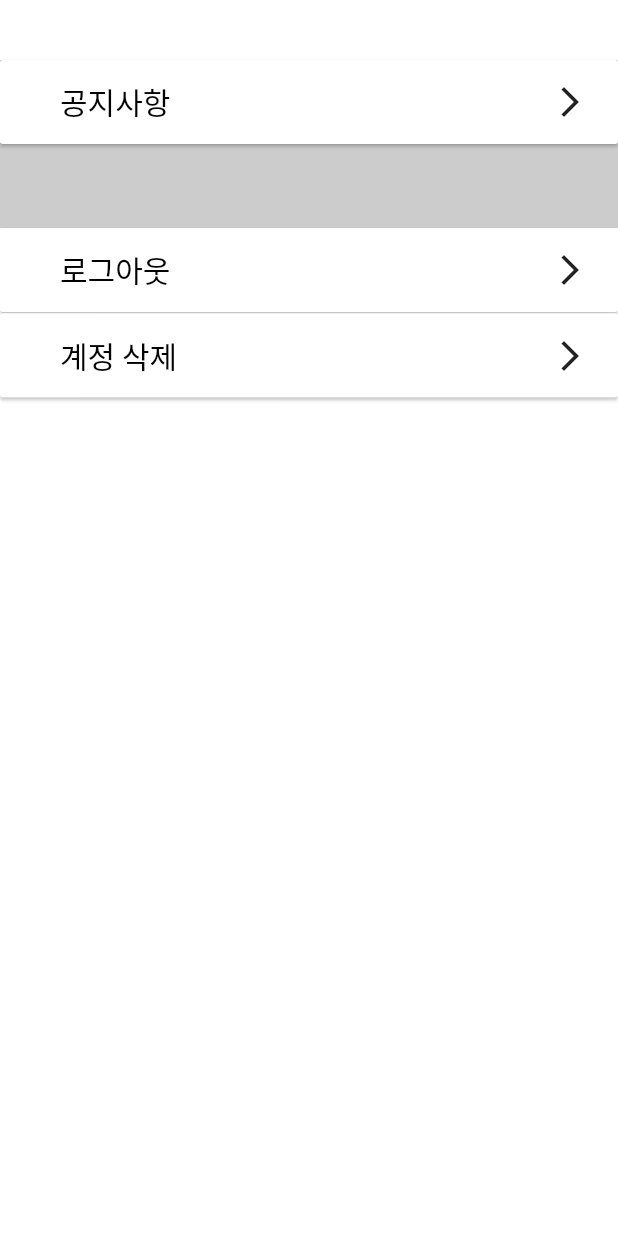
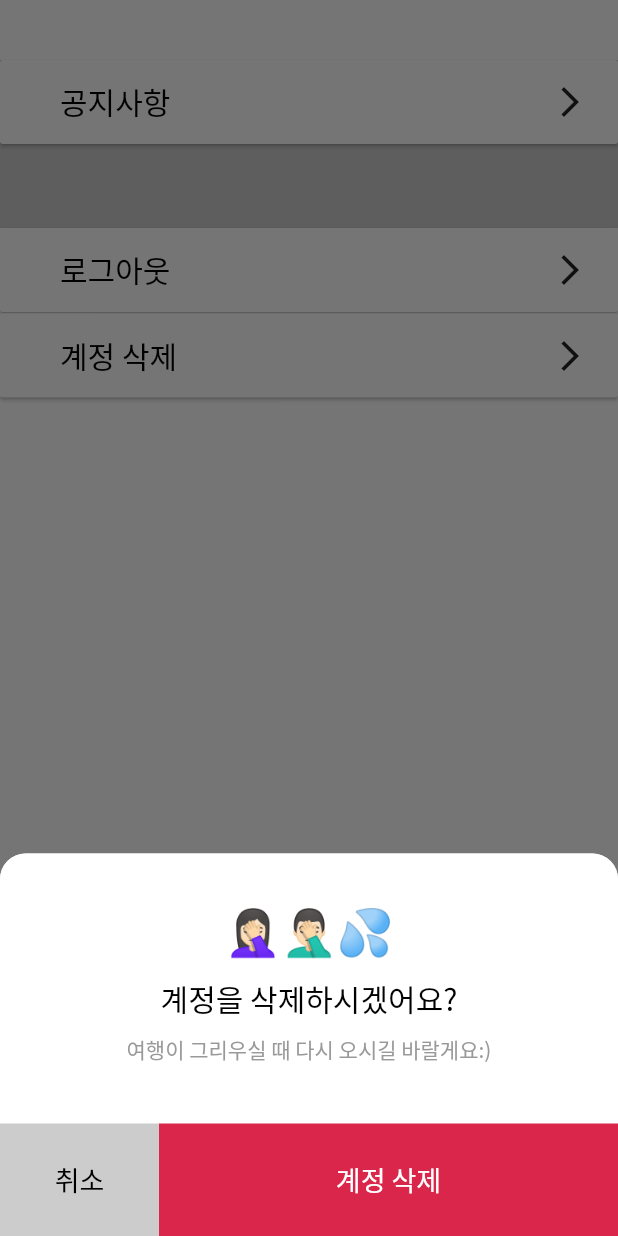
Before and after one commit to amuse-travel/amuseapp, a Flutter app: the SettingPage widget shown alone on an empty page, opened directly, after a tap on "계정 삭제", on a phone screen of 412 x 824 dp. Run offline on Flutter 3.47's test engine with Material 2 defaults, Android fonts, the phone set to English and light mode, and no system bars; our stand-ins replace bloc, cached_network_image, carousel_slider, dio, equatable, firebase_auth and 10 more; missing offline and left inert: dash_chat; accounts and stored records are empty.

```diff
--- a/lib/blocs/authentication/authentication_event.dart
+++ b/lib/blocs/authentication/authentication_event.dart
@@ -10,3 +10,5 @@ abstract class AuthenticationEvent extends Equatable {
 class AuthenticationTried extends AuthenticationEvent {}
 
 class AuthenticationOut extends AuthenticationEvent {}
+
+class AuthenticationUserDelete extends AuthenticationEvent {}
--- a/lib/blocs/authentication/authentication_state.dart
+++ b/lib/blocs/authentication/authentication_state.dart
@@ -13,13 +13,13 @@ class AuthenticationInProgress extends AuthenticationState {}
 
 class AuthenticationFailure extends AuthenticationState {
   const AuthenticationFailure({
-    @required this.errorCode,
-  }) : assert(errorCode != null);
+    @required this.message,
+  }) : assert(message != null);
 
-  final String errorCode;
+  final String message;
 
   @override
-  List<Object> get props => <Object>[errorCode];
+  List<Object> get props => <Object>[message];
 }
 
 class AuthenticationTrySuccess extends AuthenticationState {}
--- a/lib/pages/setting/setting_page.dart
+++ b/lib/pages/setting/setting_page.dart
@@ -103,7 +103,106 @@ class SettingPage extends StatelessWidget {
     );
   }
 
-  void _deleteAccount(BuildContext context) {}
+  void _deleteAccount(BuildContext context) {
+    showModalBottomSheet<void>(
+      context: context,
+      shape: RoundedRectangleBorder(borderRadius: BorderRadius.circular(17)),
+      isScrollControlled: true,
+      builder: (BuildContext buildContext) => Container(
+        width: MediaQuery.of(context).size.width,
+        height: 255,
+        decoration: const BoxDecoration(
+          borderRadius: BorderRadius.only(
+            topRight: Radius.circular(17),
+            topLeft: Radius.circular(17),
+          ),
+          color: Colors.white,
+        ),
+        child: Column(
+          children: <Widget>[
+            const SizedBox(
+              height: 35,
+            ),
+            const Text(
+              '🤦🏻‍♀️🤦🏻‍♂️💦',
+              style: TextStyle(
+                fontSize: 30,
+              ),
+            ),
+            const SizedBox(
+              height: 12,
+            ),
+            const Text(
+              '계정을 삭제하시겠어요?',
+              style: TextStyle(
+                fontSize: 20,
+                fontWeight: MEDIUM,
+                color: Colors.black,
+              ),
+            ),
+            const SizedBox(
+              height: 8,
+            ),
+            Text(
+              '여행이 그리우실 때 다시 오시길 바랄게요:)',
+              style: TextStyle(
+                fontSize: 14,
+                fontWeight: REGULAR,
+                color: Theme.of(context).primaryColorDark,
+              ),
+            ),
+            const Spacer(),
+            Container(
+              child: Row(
+                children: <Widget>[
+                  Container(
+                    width: 106,
+                    height: 75,
+                    child: FlatButton(
+                      onPressed: () {
+                        Navigator.pop(buildContext);
+                      },
+                      color: Theme.of(context).secondaryHeaderColor,
+                      shape: const RoundedRectangleBorder(
+                        borderRadius: BorderRadius.zero,
+                      ),
+                      child: const Text(
+                        '취소',
+                        style: TextStyle(fontSize: 18, fontWeight: MEDIUM, color: Colors.black),
+                      ),
+                    ),
+                  ),
+                  Expanded(
+                    child: Container(
+                      height: 75,
+                      child: FlatButton(
+                        onPressed: () {
+                          Navigator.pop(buildContext);
+                          context.bloc<AuthenticationBloc>().add(AuthenticationUserDelete());
+                        },
+                        color: Theme.of(context).primaryColor,
+                        shape: const RoundedRectangleBorder(
+                          borderRadius: BorderRadius.zero,
+                        ),
+                        child: const Text(
+                          '계정 삭제',
+                          style: TextStyle(
+                            fontSize: 18,
+                            fontWeight: MEDIUM,
+                            color: Colors.white,
+                          ),
+                        ),
+                      ),
+                    ),
+                  ),
+                ],
+              ),
+            ),
+          ],
+        ),
+      ),
+    );
+  }
 
   @override
   Widget build(BuildContext context) {
--- a/lib/repositories/authentication_repository/authentication_repository.dart
+++ b/lib/repositories/authentication_repository/authentication_repository.dart
@@ -5,5 +5,7 @@ abstract class AuthenticationRepository {
 
   Future<void> disprove();
 
+  Future<void> deleteUser();
+
   Future<AuthCredential> googleSignIn();
 }
```
Also changed, not shown: lib/blocs/authentication/authentication_bloc.dart (+15 -2 lines), lib/repositories/authentication_repository/authentication_repository_impl.dart (+23 -0 lines).
